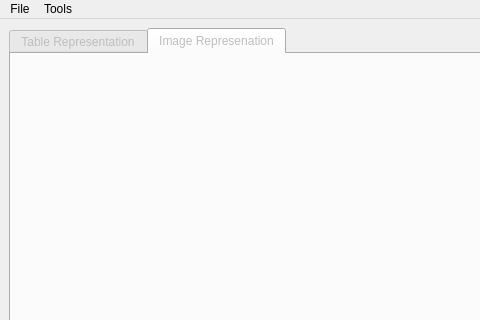
First picture: the form in mainwindow.ui, repository Airels/ihm-tabs, before the edit; both pictures show x 0 to 480 and y 0 to 320 of the 1280 by 733 pixel window.
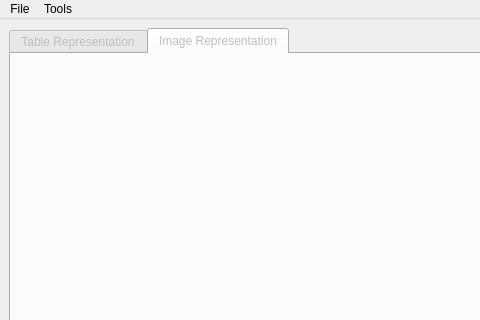
Second picture: the form after the edit. The open tabs and pages were chosen to show the change.

```diff
--- a/mainwindow.ui
+++ b/mainwindow.ui
@@ -45,6 +45,18 @@
        <property name="enabled">
         <bool>false</bool>
        </property>
+       <property name="sizePolicy">
+        <sizepolicy hsizetype="Expanding" vsizetype="Expanding">
+         <horstretch>0</horstretch>
+         <verstretch>0</verstretch>
+        </sizepolicy>
+       </property>
+       <property name="minimumSize">
+        <size>
+         <width>0</width>
+         <height>0</height>
+        </size>
+       </property>
        <property name="maximumSize">
         <size>
          <width>16777215</width>
@@ -118,7 +130,7 @@
          <bool>false</bool>
         </property>
         <attribute name="title">
-         <string>Image Represenation</string>
+         <string>Image Representation</string>
         </attribute>
        </widget>
       </widget>
```
Left out of the diff: 48 changed lines with no effect on the pictures.
